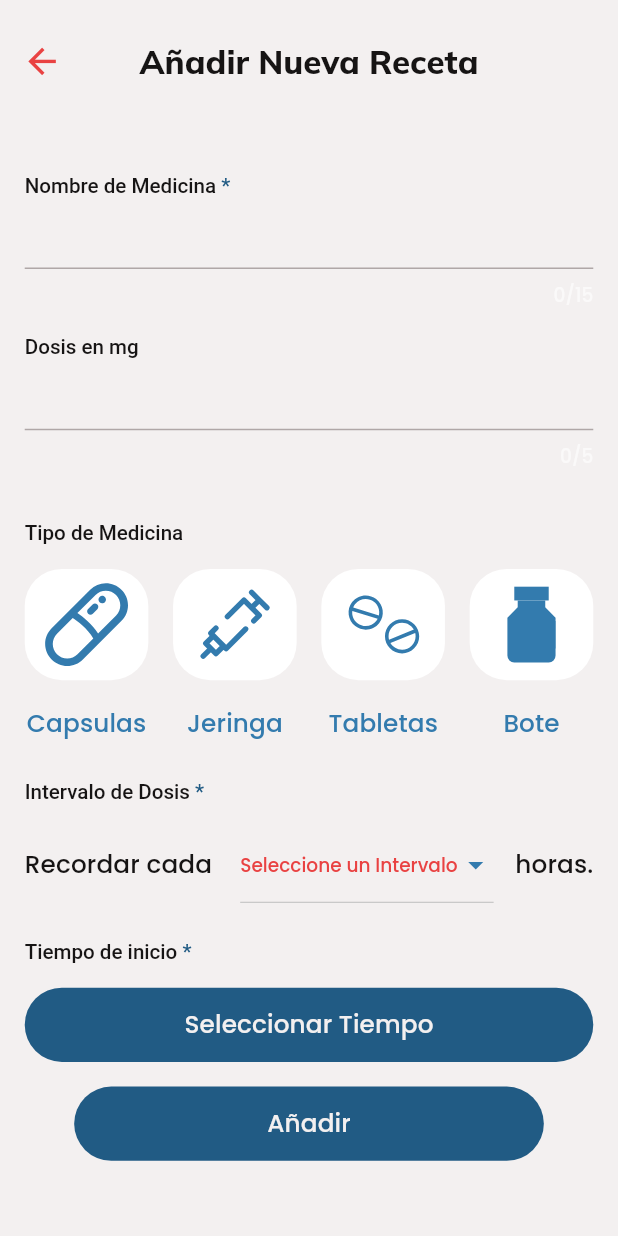
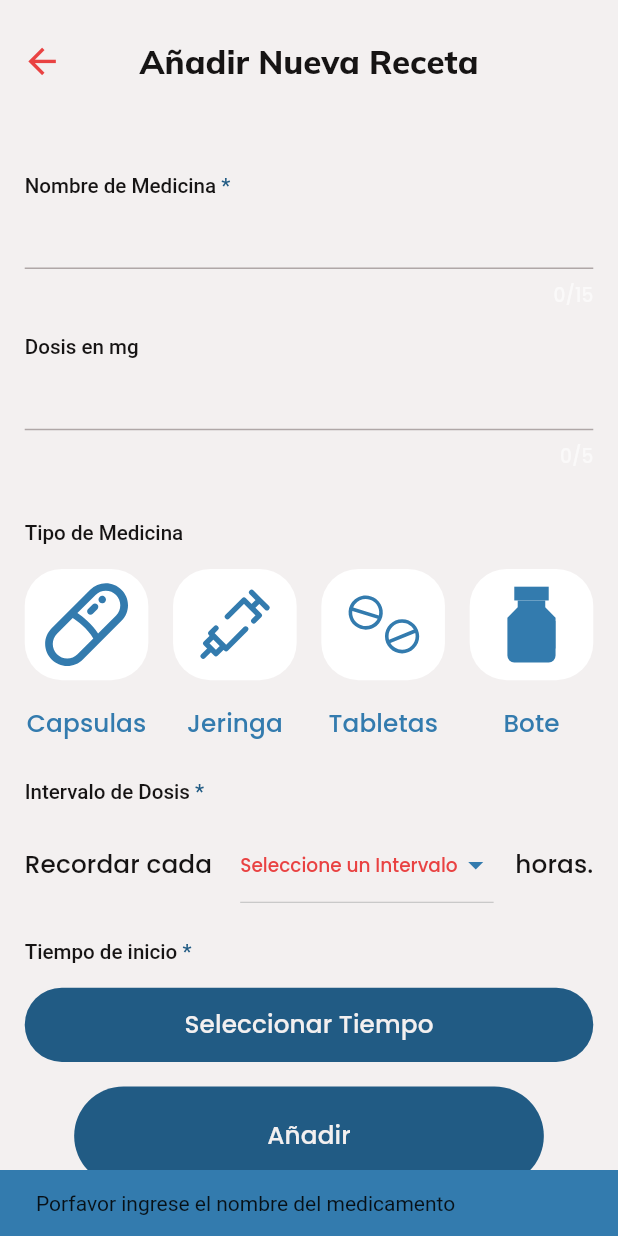
Before and after one commit to FrankoGarcia69/ProyectoRecordatoriosMedicos, a Flutter app: the AddRecipePage screen opened directly, after a tap on "Añadir", on a phone screen of 412 x 824 dp. Run offline on Flutter 3.47's test engine with Material 2 defaults, Android fonts, the phone set to English and light mode, and no system bars; our stand-ins replace flare_flutter, flutter_svg, google_fonts, rxdart, shared_preferences, sizer; accounts and stored records are empty.

```diff
--- a/lib/src/pages/add_recipe/add_recipe_page.dart
+++ b/lib/src/pages/add_recipe/add_recipe_page.dart
@@ -13,6 +13,7 @@ import '../../../global_bloc.dart';
 
 import '../../../models/recipe.dart';
 import '../../../models/recipetype.dart';
+import '../success_screen/success_screen.dart';
 
 class AddRecipePage extends StatefulWidget {
   const AddRecipePage({super.key});
@@ -42,6 +43,7 @@ class _AddRecipePageState extends State<AddRecipePage> {
     doseController = TextEditingController();
     _addRecipeB = AddRecipeB();
     _Scaffoldkey = GlobalKey<ScaffoldState>();
+    initializeErrorListen();
   }
 
   @override
@@ -57,6 +59,7 @@ class _AddRecipePageState extends State<AddRecipePage> {
         value: _addRecipeB,
         child: Padding(
           padding: EdgeInsets.all(2.h),
+          child: SingleChildScrollView(
             child: Column(
               crossAxisAlignment: CrossAxisAlignment.start,
               children: [
@@ -106,8 +109,9 @@ class _AddRecipePageState extends State<AddRecipePage> {
                           RecipeTypeColumn(
                               name: 'Capsulas',
                               iconValue: 'assets/icons/pill.svg',
-                            isSelected:
-                                snapshot.data == RecipeType.pill ? true : false,
+                              isSelected: snapshot.data == RecipeType.pill
+                                  ? true
+                                  : false,
                               recipeType: RecipeType.pill),
                           RecipeTypeColumn(
                               name: 'Jeringa',
@@ -152,7 +156,7 @@ class _AddRecipePageState extends State<AddRecipePage> {
                   padding: EdgeInsets.only(left: 8.w, right: 8.w),
                   child: SizedBox(
                     width: 80.w,
-                  height: 6.h,
+                    height: 8.h,
                     child: TextButton(
                       style: TextButton.styleFrom(
                         backgroundColor: cPrimaryColor,
@@ -225,6 +229,11 @@ class _AddRecipePageState extends State<AddRecipePage> {
                             starttime: startTime);
 
                         globalB.updateRecipeList(addRecipe);
+
+                        Navigator.push(
+                            context,
+                            MaterialPageRoute(
+                                builder: ((context) => SuccessScreen())));
                       },
                     ),
                   ),
@@ -233,7 +242,43 @@ class _AddRecipePageState extends State<AddRecipePage> {
             ),
           ),
         ),
+      ),
     );
+  }
+
+  void initializeErrorListen() {
+    _addRecipeB.errorState$!.listen((AddError error) {
+      switch (error) {
+        case AddError.nameNull:
+          displayError("Porfavor ingrese el nombre del medicamento");
+          break;
+
+        case AddError.nameDuplicate:
+          displayError("El nombre del medicamento ya existe");
+          break;
+
+        case AddError.dose:
+          displayError("Porfavor ingrese la dosis requerida");
+          break;
+        case AddError.interval:
+          displayError("Porfavor ingrese el intervalo");
+          break;
+
+        case AddError.startime:
+          displayError("Porfavor ingrese el tiempo de inicio");
+          break;
+
+        default:
+      }
+    });
+  }
+
+  void displayError(String error) {
+    ScaffoldMessenger.of(context).showSnackBar(SnackBar(
+      backgroundColor: cOtherColor,
+      content: Text(error),
+      duration: const Duration(milliseconds: 2000),
+    ));
   }
 
   List<int> makeids(double n) {
@@ -311,6 +356,7 @@ class _IntervalSelectState extends State<IntervalSelect> {
   var _selected = 0;
   @override
   Widget build(BuildContext context) {
+    final AddRecipeB addRecipeB = Provider.of<AddRecipeB>(context);
     return Padding(
       padding: EdgeInsets.only(top: 1.h),
       child: Row(
@@ -347,6 +393,7 @@ class _IntervalSelectState extends State<IntervalSelect> {
             onChanged: (newVal) {
               setState(() {
                 _selected = newVal!;
+                addRecipeB.updateInterval(newVal);
               });
             },
           ),
--- a/pubspec.yaml
+++ b/pubspec.yaml
@@ -42,6 +42,7 @@ dependencies:
   rxdart: ^0.27.7
   provider: ^6.0.5
   shared_preferences: ^2.1.0
+  flare_flutter: ^3.0.2
 
 dev_dependencies:
   flutter_test:
@@ -68,6 +69,7 @@ flutter:
   # To add assets to your application, add an assets section, like this:
   assets:
     - assets/icons/
+    - assets/animations/
   #   - images/a_dot_burr.jpeg
   #   - images/a_dot_ham.jpeg
 
```
Also changed, not shown: lib/src/pages/success_screen/success_screen.dart (added, +36 -0 lines), pubspec.lock, 1 other file. Lines whose indentation alone changed are shown as unchanged.
